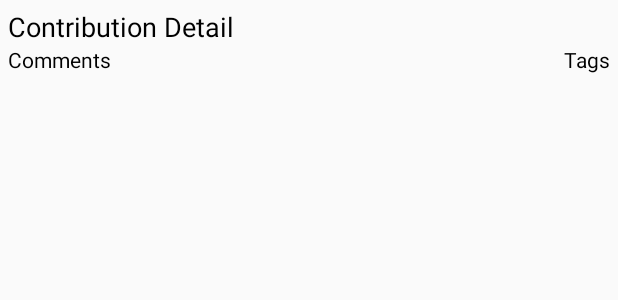
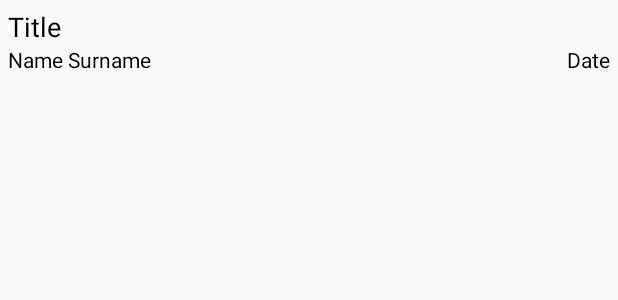
Before and after one commit to bounswe/bounswe2015group5, an Android app: the layout contribution.xml on its own in the app's theme, with its tools: preview values and no code run, on a phone screen of 412 x 824 dp. Shown: the top 300 px of the screen. Run offline under Robolectric (Android 15) with nearby library versions, the phone set to English and light mode, and no system bars; network calls fail.

Commit message:
Updates Contribution Listing Page on Android
*Fixed issues regarding navigation between different fragments
*Name-Surname and Date are added to contribution listing

```diff
--- a/Xplore-Android/Xplore/app/src/main/java/bounswe2015group5/xplore/fragments/ContributionList.java
+++ b/Xplore-Android/Xplore/app/src/main/java/bounswe2015group5/xplore/fragments/ContributionList.java
@@ -6,6 +6,7 @@ import android.os.Bundle;
 import android.support.annotation.Nullable;
 import android.support.design.widget.FloatingActionButton;
 import android.support.v4.app.Fragment;
+import android.support.v4.app.FragmentTransaction;
 import android.util.Log;
 import android.view.LayoutInflater;
 import android.view.View;
@@ -54,7 +55,6 @@ public class ContributionList extends Fragment {
     @Nullable
     @Override
     public View onCreateView(LayoutInflater inflater, ViewGroup container, Bundle savedInstanceState) {
-
         RelativeLayout parent = (RelativeLayout) inflater.inflate(R.layout.contribution_list, null);
         ListView contList = (ListView) parent.findViewById(R.id.contList);
         FloatingActionButton fab = (FloatingActionButton) parent.findViewById(R.id.fab);
@@ -64,7 +64,7 @@ public class ContributionList extends Fragment {
             fab.setOnClickListener(new View.OnClickListener() {
                 @Override
                 public void onClick(View view) {
-                    ((MainActivity) getActivity()).launchFragment(new ContributionCreation(), "Conribution Creation");
+                    ((MainActivity) getActivity()).launchFragment(new ContributionCreation(), "ConributionCreation");
                 }
             });
         } else fab.setVisibility(View.INVISIBLE);
@@ -72,6 +72,7 @@ public class ContributionList extends Fragment {
         if(!isContListLoaded){
             populateData();
         }
+
         listAdapter = new ContributionListAdapter(getActivity().getApplicationContext(), contributions);
         listAdapter.notifyDataSetChanged();
         contList.setAdapter(listAdapter);
--- a/Xplore-Android/Xplore/app/src/main/res/layout/contribution.xml
+++ b/Xplore-Android/Xplore/app/src/main/res/layout/contribution.xml
@@ -7,8 +7,8 @@
         android:layout_width="match_parent"
         android:layout_height="wrap_content"
         android:textAppearance="?android:attr/textAppearanceMedium"
-        android:text="Contribution Detail"
-        android:id="@+id/contText"
+        android:text="Title"
+        android:id="@+id/cont_detail"
         android:layout_alignParentTop="true"
         android:layout_alignParentStart="true"
         android:layout_marginLeft="5dp"
@@ -20,19 +20,19 @@
         android:layout_width="wrap_content"
         android:layout_height="wrap_content"
         android:textAppearance="?android:attr/textAppearanceSmall"
-        android:text="Comments"
-        android:id="@+id/commentBtn"
-        android:layout_below="@+id/contText"
-        android:layout_alignStart="@+id/contText"
+        android:text="Name Surname"
+        android:id="@+id/cont_name_surname"
+        android:layout_below="@+id/cont_detail"
+        android:layout_alignStart="@+id/cont_detail"
         android:textColor="#000000"/>
 
     <TextView
         android:layout_width="wrap_content"
         android:layout_height="wrap_content"
         android:textAppearance="?android:attr/textAppearanceSmall"
-        android:text="Tags"
-        android:id="@+id/tagBtn"
-        android:layout_below="@+id/contText"
-        android:layout_alignEnd="@+id/contText"
+        android:text="Date"
+        android:id="@+id/cont_date"
+        android:layout_below="@+id/cont_detail"
+        android:layout_alignEnd="@+id/cont_detail"
         android:textColor="#000000"/>
 </RelativeLayout>
```
Also changed, not shown: Xplore-Android/Xplore/app/src/main/java/bounswe2015group5/xplore/MainActivity.java (+24 -11 lines), Xplore-Android/Xplore/app/src/main/java/bounswe2015group5/xplore/adapters/ContributionListAdapter.java (+10 -3 lines), Xplore-Android/Xplore/app/src/main/java/bounswe2015group5/xplore/adapters/LeftNavAdapter.java (+4 -3 lines), Xplore-Android/Xplore/app/src/main/java/bounswe2015group5/xplore/models/Contribution.java (+18 -0 lines).
